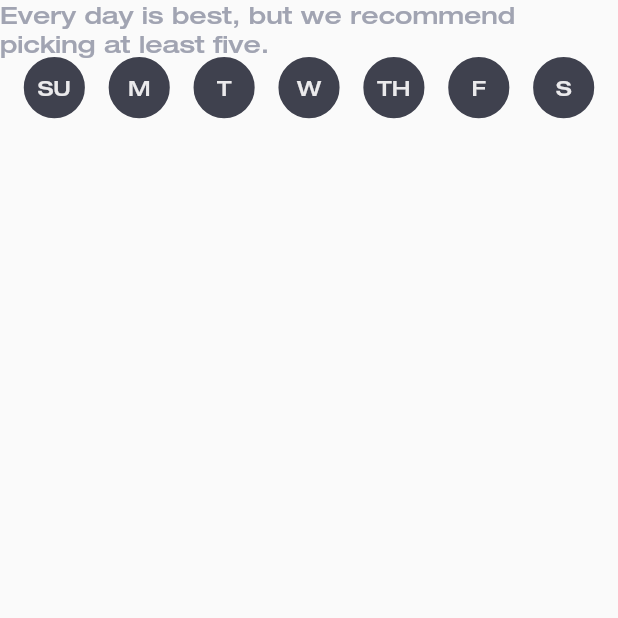
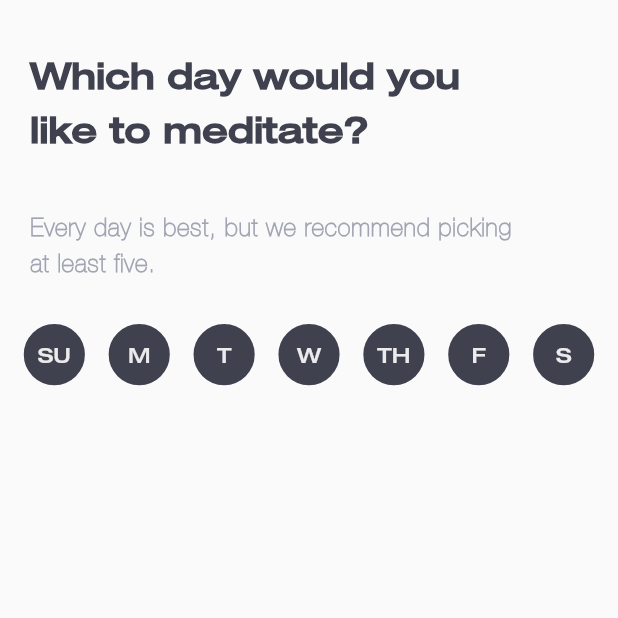
Before and after one commit to embunazzahra/mediation-app, a Flutter app: the RemindersPage screen opened by its route, on a phone screen of 412 x 824 dp, the top half of it. Run offline on Flutter 3.47's test engine with Material 2 defaults, Android fonts, the phone set to English and light mode, and no system bars; our stand-ins replace bloc, flutter_bloc.

Commit message:
exploring Text.rich

```diff
--- a/lib/ui/pages/reminders_page.dart
+++ b/lib/ui/pages/reminders_page.dart
@@ -12,10 +12,26 @@ class RemindersPage extends StatelessWidget {
     return Scaffold(
         body: Center(
             child: Column(
+      crossAxisAlignment: CrossAxisAlignment.start,
       children: [
-        Text(
-          'Every day is best, but we recommend picking at least five.',
-          style: helveticaBoldGrey.copyWith(fontSize: 16),
+        Container(
+          margin: EdgeInsets.symmetric(horizontal: 20, vertical: 30),
+          child: Text.rich(TextSpan(children: [
+            TextSpan(
+              text: 'Which day would you\nlike to meditate?\n\n',
+              style: helveticaBlack.copyWith(
+                  fontSize: 24, fontWeight: bold, height: 1.5),
+            ),
+            TextSpan(
+              text:
+                  'Every day is best, but we recommend picking\nat least five.',
+              style: helveticaLightGrey.copyWith(
+                  fontSize: 16,
+                  fontWeight: bold,
+                  letterSpacing: 0.7,
+                  height: 1.5),
+            ),
+          ])),
         ),
         //day to meditate
         BlocBuilder<RemindersCubit, List<String>>(builder: (context, state) {
```
